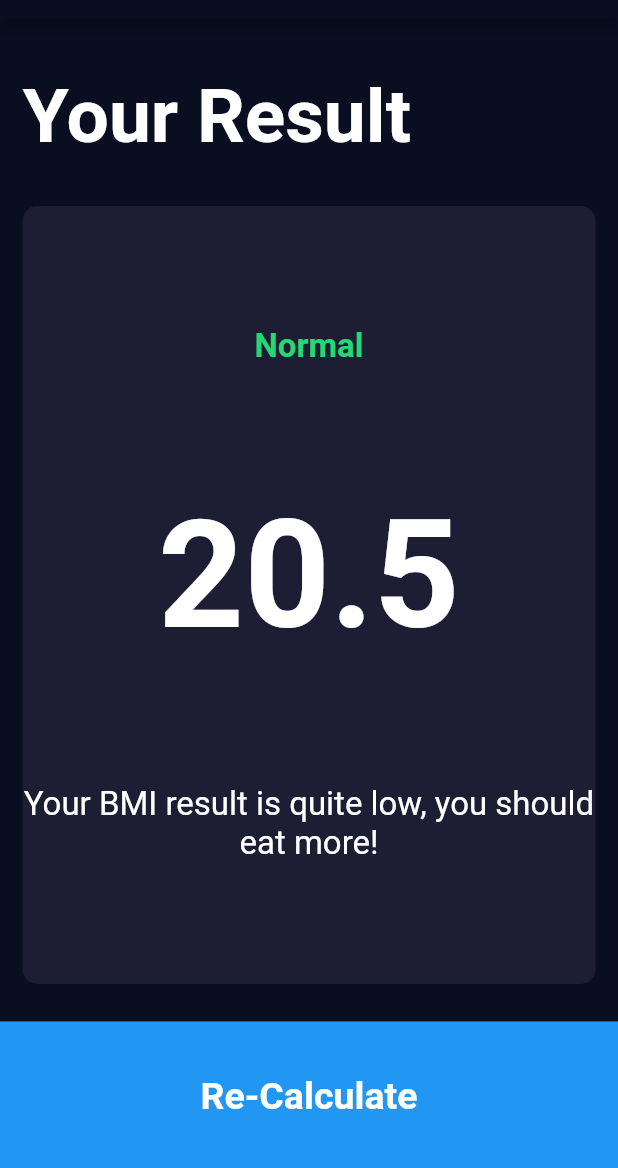
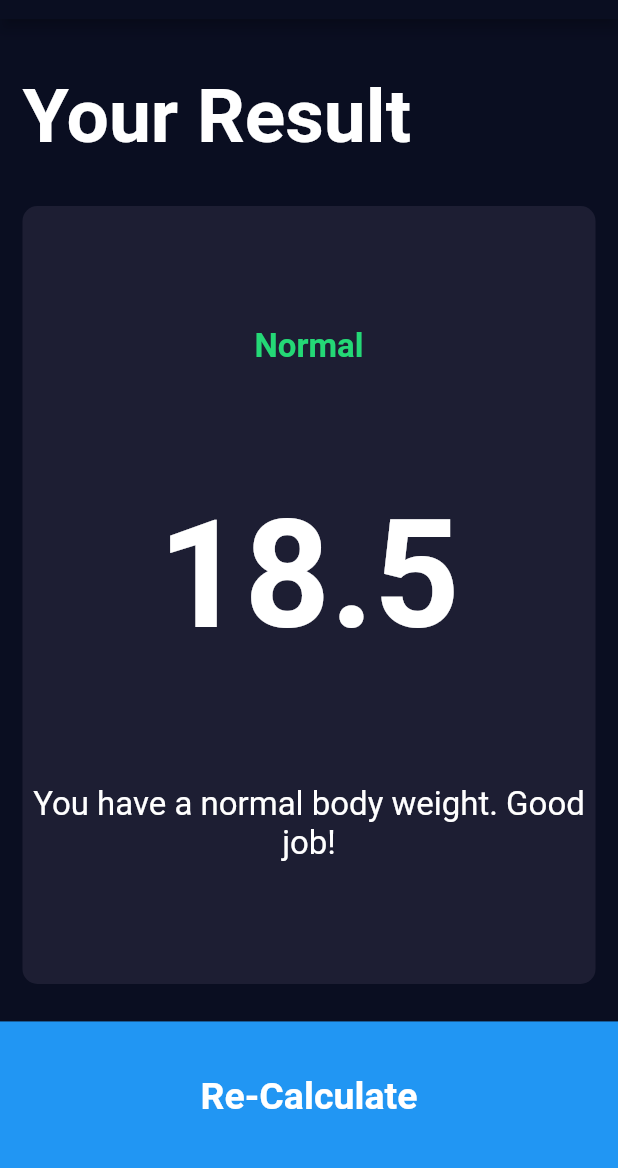
Before and after one commit to Shawnxy97/BMI_Calculator, a Flutter app: the screen it shows after launch, after a tap on "CALCULATE", on a phone screen of 412 x 824 dp, the part 65-1233 px from its top. Run offline on Flutter 3.47's test engine with Material 2 defaults, Android fonts, the phone set to English and light mode, and no system bars; our stand-ins replace font_awesome_flutter; key blocks and very long unbroken strings in the code were emptied for the run.

Commit message:
Updated BMI_Calculator Functionalities

```diff
--- /dev/null
+++ b/StudioProjects/bmi_calculator/lib/calculator_brain.dart
@@ -0,0 +1,35 @@
+import 'dart:math';
+
+class CalculatorBrain {
+
+  CalculatorBrain({required this.height, required this.weight});
+  final int height;
+  final int weight;
+  double _bmi = -1;
+
+
+  String calculateBMI() {
+    _bmi = weight / pow(height / 100, 2);
+    return _bmi.toStringAsFixed(1);
+  }
+
+  String getResult() {
+    if(_bmi >= 25) {
+      return 'Overweight';
+    } else if (_bmi > 18.5){
+      return 'Normal';
+    } else {
+      return 'Underweight';
+    }
+  }
+
+  String getInterpretation() {
+    if(_bmi >= 25) {
+      return 'You have a higher than normal body weight. Try to exercise more.';
+    } else if (_bmi > 18.5){
+      return 'You have a normal body weight. Good job!';
+    } else {
+      return 'You have a lower than normal body weight. You can eat a bit more.';
+    }
+  }
+}
--- a/StudioProjects/bmi_calculator/lib/input_page.dart
+++ b/StudioProjects/bmi_calculator/lib/input_page.dart
@@ -5,6 +5,7 @@
 import 'constants.dart';
 import 'results_page.dart';
 import 'bottom_button.dart';
+import 'calculator_brain.dart';
 
 
 enum Gender {
@@ -207,8 +208,9 @@
           ],)),
           BottomButton(
             onTap: () {
+              CalculatorBrain calc = CalculatorBrain(height: height, weight: weight);
               Navigator.push(context, MaterialPageRoute(builder: (context){
-                return ResultPage();
+                return ResultPage(bmi: calc.calculateBMI(), bmiResult: calc.getResult(), suggestion: calc.getInterpretation());
               },
               ));
             },
--- a/StudioProjects/bmi_calculator/lib/results_page.dart
+++ b/StudioProjects/bmi_calculator/lib/results_page.dart
@@ -4,6 +4,11 @@
 import 'bottom_button.dart';
 
 class ResultPage extends StatelessWidget {
+  ResultPage({required this.bmiResult, required this.bmi, required this.suggestion});
+  final String bmiResult;
+  final String bmi;
+  final String suggestion;
+
   @override
   Widget build(BuildContext context) {
     return Scaffold(
@@ -34,15 +39,15 @@
                 crossAxisAlignment: CrossAxisAlignment.center,
                 children: [
                   Text(
-                      'Normal',
+                    bmiResult,
                     style: kResultTextStyle,
                   ),
                   Text(
-                    '20.5',
+                    bmi,
                     style: kBMITextStyle,
                   ),
                   Text(
-                    'Your BMI result is quite low, you should eat more!',
+                    suggestion,
                     style: kBodyTextStyle,
                     textAlign: TextAlign.center,
                   ),
```
